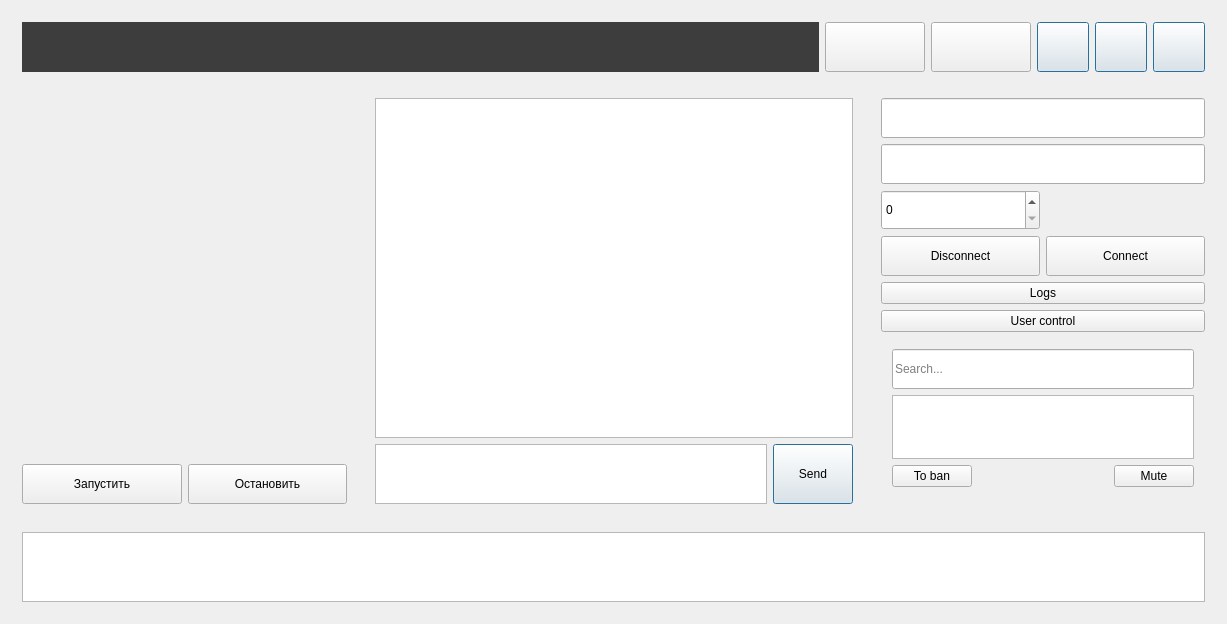
Qt form FreePolyCall_2019/PolyChat_app/mainwindow.ui (GregoryBaranov/ib_stream_service) before a commit.
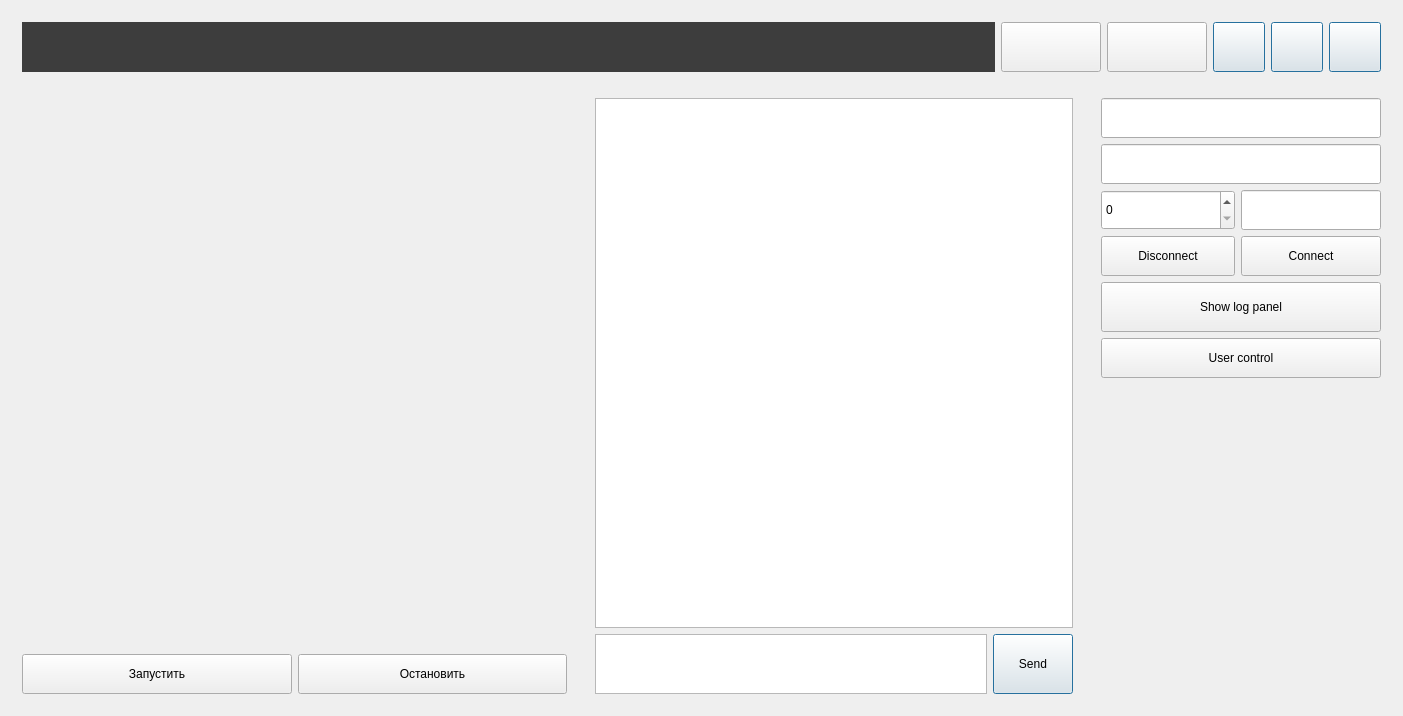
The same form after that commit. The open tabs and pages were chosen to show the change.

```diff
--- a/FreePolyCall_2019/PolyChat_app/mainwindow.ui
+++ b/FreePolyCall_2019/PolyChat_app/mainwindow.ui
@@ -6,16 +6,323 @@
    <rect>
     <x>0</x>
     <y>0</y>
-    <width>1227</width>
-    <height>624</height>
+    <width>1403</width>
+    <height>716</height>
    </rect>
   </property>
   <property name="windowTitle">
    <string>MainWindow</string>
   </property>
   <widget class="QWidget" name="centralWidget">
-   <layout class="QGridLayout" name="gridLayout">
-    <item row="1" column="1" rowspan="2">
+   <layout class="QGridLayout" name="gridLayout_4">
+    <item row="1" column="0">
+     <widget class="QWidget" name="pnlStream" native="true">
+      <layout class="QGridLayout" name="gridLayout_7">
+       <item row="1" column="0">
+        <widget class="QPushButton" name="StartSession">
+         <property name="minimumSize">
+          <size>
+           <width>0</width>
+           <height>40</height>
+          </size>
+         </property>
+         <property name="text">
+          <string>Запустить</string>
+         </property>
+        </widget>
+       </item>
+       <item row="1" column="1">
+        <widget class="QPushButton" name="StopSession">
+         <property name="minimumSize">
+          <size>
+           <width>0</width>
+           <height>40</height>
+          </size>
+         </property>
+         <property name="text">
+          <string>Остановить</string>
+         </property>
+        </widget>
+       </item>
+       <item row="0" column="0" colspan="2">
+        <widget class="QLabel" name="label_2">
+         <property name="text">
+          <string/>
+         </property>
+        </widget>
+       </item>
+      </layout>
+     </widget>
+    </item>
+    <item row="1" column="2">
+     <widget class="QStackedWidget" name="sattingStackedWidget">
+      <property name="maximumSize">
+       <size>
+        <width>302</width>
+        <height>16777215</height>
+       </size>
+      </property>
+      <property name="currentIndex">
+       <number>2</number>
+      </property>
+      <widget class="QWidget" name="page">
+       <layout class="QGridLayout" name="gridLayout">
+        <item row="2" column="0">
+         <widget class="QSpinBox" name="spinPort">
+          <property name="minimumSize">
+           <size>
+            <width>0</width>
+            <height>40</height>
+           </size>
+          </property>
+          <property name="maximumSize">
+           <size>
+            <width>140</width>
+            <height>16777215</height>
+           </size>
+          </property>
+         </widget>
+        </item>
+        <item row="5" column="0" colspan="2">
+         <widget class="QPushButton" name="BtnUserControl">
+          <property name="minimumSize">
+           <size>
+            <width>0</width>
+            <height>40</height>
+           </size>
+          </property>
+          <property name="maximumSize">
+           <size>
+            <width>280</width>
+            <height>16777215</height>
+           </size>
+          </property>
+          <property name="text">
+           <string>User control</string>
+          </property>
+         </widget>
+        </item>
+        <item row="3" column="1">
+         <widget class="QPushButton" name="Connect">
+          <property name="minimumSize">
+           <size>
+            <width>0</width>
+            <height>40</height>
+           </size>
+          </property>
+          <property name="maximumSize">
+           <size>
+            <width>140</width>
+            <height>16777215</height>
+           </size>
+          </property>
+          <property name="text">
+           <string>Connect</string>
+          </property>
+         </widget>
+        </item>
+        <item row="1" column="0" colspan="2">
+         <widget class="QLineEdit" name="hostEdit">
+          <property name="minimumSize">
+           <size>
+            <width>0</width>
+            <height>40</height>
+           </size>
+          </property>
+          <property name="maximumSize">
+           <size>
+            <width>280</width>
+            <height>16777215</height>
+           </size>
+          </property>
+         </widget>
+        </item>
+        <item row="2" column="1">
+         <widget class="QLineEdit" name="lable_session_num">
+          <property name="minimumSize">
+           <size>
+            <width>0</width>
+            <height>40</height>
+           </size>
+          </property>
+          <property name="maximumSize">
+           <size>
+            <width>140</width>
+            <height>16777215</height>
+           </size>
+          </property>
+         </widget>
+        </item>
+        <item row="3" column="0">
+         <widget class="QPushButton" name="Disconnect">
+          <property name="minimumSize">
+           <size>
+            <width>0</width>
+            <height>40</height>
+           </size>
+          </property>
+          <property name="maximumSize">
+           <size>
+            <width>140</width>
+            <height>16777215</height>
+           </size>
+          </property>
+          <property name="text">
+           <string>Disconnect</string>
+          </property>
+         </widget>
+        </item>
+        <item row="0" column="0" colspan="2">
+         <widget class="QLineEdit" name="TitleEdit">
+          <property name="minimumSize">
+           <size>
+            <width>0</width>
+            <height>40</height>
+           </size>
+          </property>
+          <property name="maximumSize">
+           <size>
+            <width>280</width>
+            <height>16777215</height>
+           </size>
+          </property>
+         </widget>
+        </item>
+        <item row="4" column="0" colspan="2">
+         <widget class="QPushButton" name="btnShowLogs">
+          <property name="minimumSize">
+           <size>
+            <width>0</width>
+            <height>50</height>
+           </size>
+          </property>
+          <property name="maximumSize">
+           <size>
+            <width>280</width>
+            <height>50</height>
+           </size>
+          </property>
+          <property name="text">
+           <string>Show log panel</string>
+          </property>
+         </widget>
+        </item>
+        <item row="7" column="0" colspan="2">
+         <spacer name="verticalSpacer">
+          <property name="orientation">
+           <enum>Qt::Vertical</enum>
+          </property>
+          <property name="sizeHint" stdset="0">
+           <size>
+            <width>20</width>
+            <height>40</height>
+           </size>
+          </property>
+         </spacer>
+        </item>
+       </layout>
+      </widget>
+      <widget class="QWidget" name="page_2">
+       <layout class="QGridLayout" name="gridLayout_8">
+        <item row="1" column="0">
+         <widget class="QTextEdit" name="logBoard">
+          <property name="maximumSize">
+           <size>
+            <width>16777215</width>
+            <height>16777215</height>
+           </size>
+          </property>
+         </widget>
+        </item>
+        <item row="0" column="0">
+         <widget class="QPushButton" name="closeLogPanel">
+          <property name="minimumSize">
+           <size>
+            <width>0</width>
+            <height>40</height>
+           </size>
+          </property>
+          <property name="text">
+           <string>Exit </string>
+          </property>
+         </widget>
+        </item>
+       </layout>
+      </widget>
+      <widget class="QWidget" name="page_3">
+       <layout class="QGridLayout" name="gridLayout_3">
+        <item row="0" column="0" colspan="2">
+         <widget class="QPushButton" name="closeUserListPanel">
+          <property name="minimumSize">
+           <size>
+            <width>0</width>
+            <height>40</height>
+           </size>
+          </property>
+          <property name="text">
+           <string>Exit </string>
+          </property>
+         </widget>
+        </item>
+        <item row="2" column="0" colspan="2">
+         <widget class="QListWidget" name="listViewUser"/>
+        </item>
+        <item row="3" column="0">
+         <widget class="QPushButton" name="Mute_Button">
+          <property name="minimumSize">
+           <size>
+            <width>130</width>
+            <height>40</height>
+           </size>
+          </property>
+          <property name="maximumSize">
+           <size>
+            <width>16777215</width>
+            <height>16777215</height>
+           </size>
+          </property>
+          <property name="text">
+           <string>Mute</string>
+          </property>
+         </widget>
+        </item>
+        <item row="3" column="1">
+         <widget class="QPushButton" name="To_Ban_Button">
+          <property name="minimumSize">
+           <size>
+            <width>130</width>
+            <height>40</height>
+           </size>
+          </property>
+          <property name="maximumSize">
+           <size>
+            <width>16777215</width>
+            <height>16777215</height>
+           </size>
+          </property>
+          <property name="text">
+           <string>Ban</string>
+          </property>
+         </widget>
+        </item>
+        <item row="1" column="0" colspan="2">
+         <widget class="QLineEdit" name="lineSearchUserList">
+          <property name="minimumSize">
+           <size>
+            <width>0</width>
+            <height>40</height>
+           </size>
+          </property>
+          <property name="placeholderText">
+           <string>Search...</string>
+          </property>
+         </widget>
+        </item>
+       </layout>
+      </widget>
+     </widget>
+    </item>
+    <item row="1" column="1">
      <widget class="QWidget" name="pnlChat" native="true">
       <property name="maximumSize">
        <size>
@@ -24,6 +331,16 @@
        </size>
       </property>
       <layout class="QGridLayout" name="gridLayout_5">
+       <item row="1" column="0">
+        <widget class="QTextEdit" name="messageEdit">
+         <property name="maximumSize">
+          <size>
+           <width>16777215</width>
+           <height>60</height>
+          </size>
+         </property>
+        </widget>
+       </item>
        <item row="1" column="1">
         <widget class="QPushButton" name="send">
          <property name="minimumSize">
@@ -56,195 +373,6 @@
          </property>
         </widget>
        </item>
-       <item row="1" column="0">
-        <widget class="QTextEdit" name="textEdit">
-         <property name="maximumSize">
-          <size>
-           <width>16777215</width>
-           <height>60</height>
-          </size>
-         </property>
-        </widget>
-       </item>
-      </layout>
-     </widget>
-    </item>
-    <item row="1" column="2">
-     <widget class="QWidget" name="pnlSettings" native="true">
-      <property name="maximumSize">
-       <size>
-        <width>16777215</width>
-        <height>16777215</height>
-       </size>
-      </property>
-      <layout class="QGridLayout" name="gridLayout_4">
-       <item row="1" column="0" colspan="2">
-        <widget class="QLineEdit" name="hostEdit">
-         <property name="minimumSize">
-          <size>
-           <width>0</width>
-           <height>40</height>
-          </size>
-         </property>
-        </widget>
-       </item>
-       <item row="6" column="1">
-        <widget class="QPushButton" name="Connect">
-         <property name="minimumSize">
-          <size>
-           <width>0</width>
-           <height>40</height>
-          </size>
-         </property>
-         <property name="text">
-          <string>Connect</string>
-         </property>
-        </widget>
-       </item>
-       <item row="8" column="0" colspan="2">
-        <widget class="QPushButton" name="btnShowLogs">
-         <property name="text">
-          <string>Logs</string>
-         </property>
-        </widget>
-       </item>
-       <item row="9" column="0" colspan="2">
-        <widget class="QPushButton" name="BtnUserControl">
-         <property name="text">
-          <string>User control</string>
-         </property>
-        </widget>
-       </item>
-       <item row="6" column="0">
-        <widget class="QPushButton" name="Disconnect">
-         <property name="minimumSize">
-          <size>
-           <width>0</width>
-           <height>40</height>
-          </size>
-         </property>
-         <property name="text">
-          <string>Disconnect</string>
-         </property>
-        </widget>
-       </item>
-       <item row="13" column="0" colspan="2">
-        <widget class="QWidget" name="GroupUserListWidget" native="true">
-         <property name="minimumSize">
-          <size>
-           <width>0</width>
-           <height>70</height>
-          </size>
-         </property>
-         <layout class="QGridLayout" name="gridLayout_3">
-          <item row="1" column="0" colspan="4">
-           <widget class="QListWidget" name="listViewUser"/>
-          </item>
-          <item row="0" column="0" colspan="4">
-           <widget class="QLineEdit" name="lineSearchUserList">
-            <property name="minimumSize">
-             <size>
-              <width>0</width>
-              <height>40</height>
-             </size>
-            </property>
-            <property name="placeholderText">
-             <string>Search...</string>
-            </property>
-           </widget>
-          </item>
-          <item row="2" column="0">
-           <widget class="QPushButton" name="To_Ban_Button">
-            <property name="text">
-             <string>To ban</string>
-            </property>
-           </widget>
-          </item>
-          <item row="2" column="3">
-           <widget class="QPushButton" name="Mute_Button">
-            <property name="text">
-             <string>Mute</string>
-            </property>
-           </widget>
-          </item>
-         </layout>
-        </widget>
-       </item>
-       <item row="5" column="0">
-        <widget class="QSpinBox" name="spinPort">
-         <property name="minimumSize">
-          <size>
-           <width>0</width>
-           <height>40</height>
-          </size>
-         </property>
-        </widget>
-       </item>
-       <item row="5" column="1">
-        <widget class="QLabel" name="lable_session_num">
-         <property name="minimumSize">
-          <size>
-           <width>0</width>
-           <height>40</height>
-          </size>
-         </property>
-         <property name="styleSheet">
-          <string notr="true"/>
-         </property>
-         <property name="text">
-          <string/>
-         </property>
-        </widget>
-       </item>
-       <item row="0" column="0" colspan="2">
-        <widget class="QLineEdit" name="TitleEdit">
-         <property name="minimumSize">
-          <size>
-           <width>0</width>
-           <height>40</height>
-          </size>
-         </property>
-        </widget>
-       </item>
-      </layout>
-     </widget>
-    </item>
-    <item row="1" column="0" rowspan="2">
-     <widget class="QWidget" name="pnlStream" native="true">
-      <layout class="QGridLayout" name="gridLayout_7">
-       <item row="1" column="1">
-        <widget class="QPushButton" name="StopSession">
-         <property name="minimumSize">
-          <size>
-           <width>0</width>
-           <height>40</height>
-          </size>
-         </property>
-         <property name="text">
-          <string>Остановить</string>
-         </property>
-        </widget>
-       </item>
-       <item row="1" column="0">
-        <widget class="QPushButton" name="StartSession">
-         <property name="minimumSize">
-          <size>
-           <width>0</width>
-           <height>40</height>
-          </size>
-         </property>
-         <property name="text">
-          <string>Запустить</string>
-         </property>
-        </widget>
-       </item>
-       <item row="0" column="0" colspan="2">
-        <widget class="QLabel" name="label_2">
-         <property name="text">
-          <string/>
-         </property>
-        </widget>
-       </item>
       </layout>
      </widget>
     </item>
@@ -418,28 +546,6 @@
       </layout>
      </widget>
     </item>
-    <item row="3" column="0" colspan="3">
-     <widget class="QWidget" name="pnlLogs" native="true">
-      <property name="maximumSize">
-       <size>
-        <width>16777215</width>
-        <height>300</height>
-       </size>
-      </property>
-      <layout class="QGridLayout" name="gridLayout_6">
-       <item row="0" column="1">
-        <widget class="QTextEdit" name="logBoard">
-         <property name="maximumSize">
-          <size>
-           <width>16777215</width>
-           <height>300</height>
-          </size>
-         </property>
-        </widget>
-       </item>
-      </layout>
-     </widget>
-    </item>
    </layout>
   </widget>
   <action name="actionNew_connect">
```
